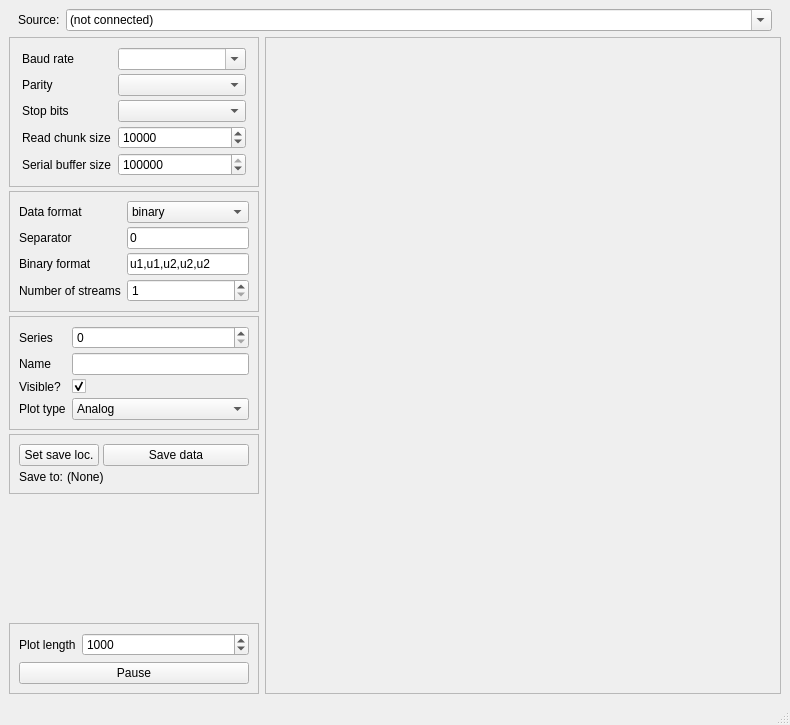
Old version of the form src/splot/splot.ui in the repository starfishneuroscience/splot.
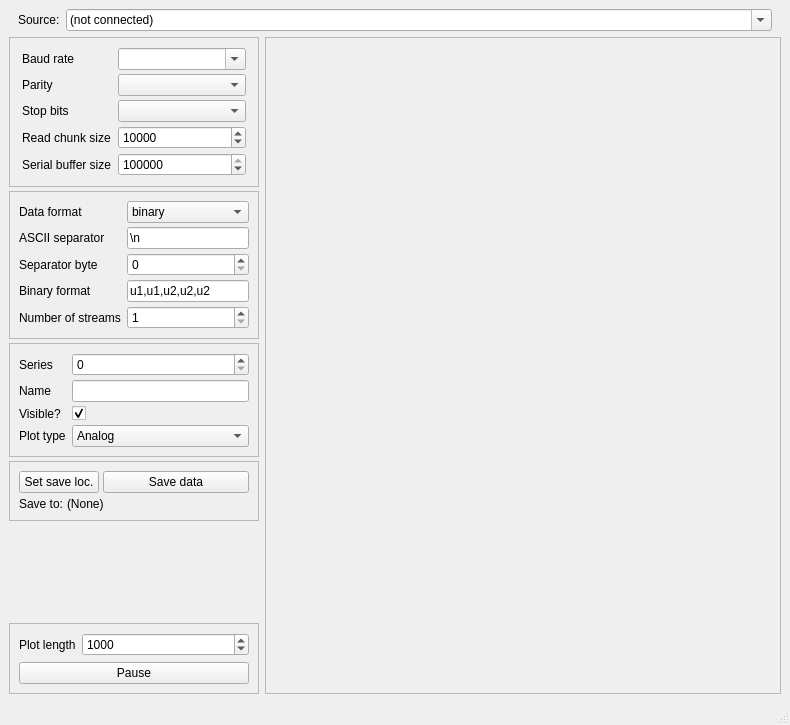
New version of the form.

Commit message: add separate binary server on adjacent port; live changes to a streamprocessor object now basically work

Diff of the .ui file:
```diff
--- a/src/splot/splot.ui
+++ b/src/splot/splot.ui
@@ -349,25 +349,25 @@
                <item row="1" column="0">
                 <widget class="QLabel" name="messageDelimiterLabel">
                  <property name="text">
-                  <string>Separator</string>
+                  <string>ASCII separator</string>
                  </property>
                 </widget>
                </item>
                <item row="1" column="1">
                 <widget class="QLineEdit" name="messageDelimiterLineEdit">
                  <property name="text">
-                  <string>0</string>
+                  <string>\n</string>
                  </property>
                 </widget>
                </item>
-               <item row="2" column="0">
+               <item row="3" column="0">
                 <widget class="QLabel" name="binaryDtypeStringLabel">
                  <property name="text">
                   <string>Binary format</string>
                  </property>
                 </widget>
                </item>
-               <item row="2" column="1">
+               <item row="3" column="1">
                 <widget class="QLineEdit" name="binaryDtypeStringLineEdit">
                  <property name="sizePolicy">
                   <sizepolicy hsizetype="Expanding" vsizetype="Fixed">
@@ -386,14 +386,14 @@
                  </property>
                 </widget>
                </item>
-               <item row="3" column="0">
+               <item row="4" column="0">
                 <widget class="QLabel" name="numberOfStreamsLabel">
                  <property name="text">
                   <string>Number of streams</string>
                  </property>
                 </widget>
                </item>
-               <item row="3" column="1">
+               <item row="4" column="1">
                 <widget class="QSpinBox" name="numberOfStreamsSpinBox">
                  <property name="sizePolicy">
                   <sizepolicy hsizetype="Expanding" vsizetype="Fixed">
@@ -409,6 +409,23 @@
                  </property>
                 </widget>
                </item>
+               <item row="2" column="0">
+                <widget class="QLabel" name="binaryMessageDelimiterLabel">
+                 <property name="text">
+                  <string>Separator byte</string>
+                 </property>
+                </widget>
+               </item>
+               <item row="2" column="1">
+                <widget class="QSpinBox" name="binaryMessageDelimiterSpinBox">
+                 <property name="sizePolicy">
+                  <sizepolicy hsizetype="Expanding" vsizetype="Fixed">
+                   <horstretch>0</horstretch>
+                   <verstretch>0</verstretch>
+                  </sizepolicy>
+                 </property>
+                </widget>
+               </item>
               </layout>
              </widget>
             </item>
```
Left out of the diff: 4 changed lines with no effect on the pictures. The commit also changes 4 other files.
